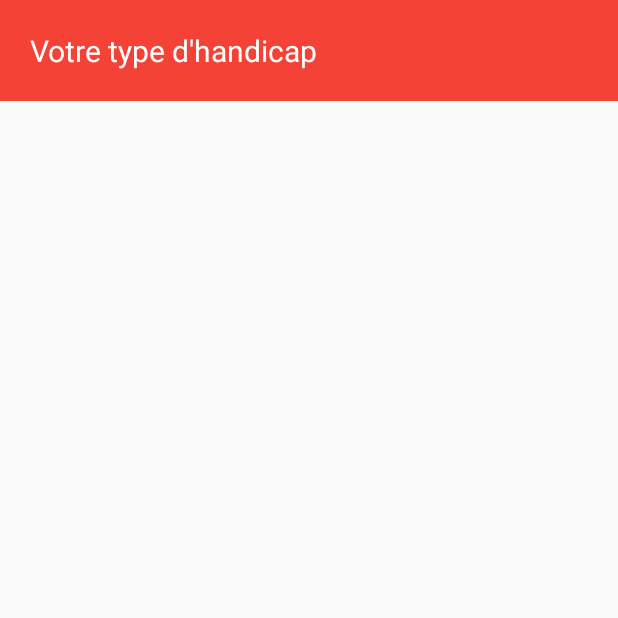
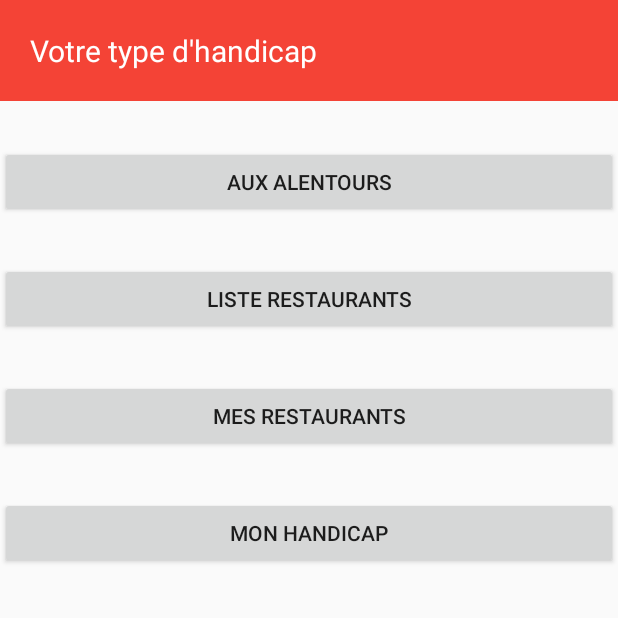
Before and after one commit to Symsystem/handiPlace, an Android app: the screen it shows after launch (MenuActivity), on a phone screen of 412 x 824 dp, the top half of it. Run offline under Robolectric (Android 15) with nearby library versions, the light colour scheme and no system bars; our stand-ins replace ButterKnife.

Commit message:
ajout de ButterKnife

```diff
--- a/app/build.gradle
+++ b/app/build.gradle
@@ -23,4 +23,5 @@ dependencies {
     compile fileTree(dir: 'libs', include: ['*.jar'])
     compile 'com.android.support:appcompat-v7:21.0.3'
     compile 'com.joanzapata.android:android-iconify:1.0.9'
+    compile 'com.jakewharton:butterknife:6.1.0'
 }
--- a/app/src/main/java/com/hackathon/handiplace/activities/MenuActivity.java
+++ b/app/src/main/java/com/hackathon/handiplace/activities/MenuActivity.java
@@ -5,13 +5,22 @@ import android.os.Bundle;
 import android.view.Menu;
 import android.view.MenuItem;
 import android.support.v7.widget.Toolbar;
+import android.widget.Button;
 
 import com.hackathon.handiplace.R;
+
+import butterknife.InjectView;
 
 
 public class MenuActivity extends ActionBarActivity {
 
     Toolbar mToolbar;
+
+    @InjectView(R.id.restoLocationButton) Button mRestoLocation;
+    @InjectView(R.id.restoListButton) Button mRestoList;
+    @InjectView(R.id.restoFavorisButton) Button mRestoFavoris;
+    @InjectView(R.id.typeHandicapButton) Button mTypeHandicap;
+
     @Override
     protected void onCreate(Bundle savedInstanceState) {
         super.onCreate(savedInstanceState);
--- a/app/src/main/res/layout/activity_main.xml
+++ b/app/src/main/res/layout/activity_main.xml
@@ -8,4 +8,43 @@
     <include
         layout="@layout/toolbar"
         android:id="@+id/toolbar" />
+
+    <LinearLayout
+        android:orientation="vertical"
+        android:layout_width="match_parent"
+        android:layout_height="wrap_content"
+        android:layout_below="@+id/toolbar"
+        android:layout_alignParentLeft="true"
+        android:layout_alignParentStart="true">
+
+        <Button
+            android:layout_width="match_parent"
+            android:layout_height="wrap_content"
+            android:text="@string/resto_location_button"
+            android:id="@+id/restoLocationButton"
+            android:layout_marginTop="30dp"/>
+
+        <Button
+            android:layout_width="match_parent"
+            android:layout_height="wrap_content"
+            android:text="@string/resto_list_button"
+            android:id="@+id/restoListButton"
+            android:layout_marginTop="30dp"/>
+
+        <Button
+            android:layout_width="match_parent"
+            android:layout_height="wrap_content"
+            android:text="@string/resto_favoris_button"
+            android:id="@+id/restoFavorisButton"
+            android:layout_marginTop="30dp"/>
+
+        <Button
+            android:layout_width="match_parent"
+            android:layout_height="wrap_content"
+            android:text="@string/type_handicap_button"
+            android:id="@+id/typeHandicapButton"
+            android:layout_marginTop="30dp"/>
+    </LinearLayout>
+
+
 </RelativeLayout>
--- a/app/src/main/res/values/strings.xml
+++ b/app/src/main/res/values/strings.xml
@@ -8,4 +8,9 @@
     <string name="list_item_resto_type">Type du restaurant</string>
 
     <string name="disabled_type_title">Votre type d\'handicap</string>
+
+    <string name="resto_location_button">Aux alentours</string>
+    <string name="resto_list_button">Liste restaurants</string>
+    <string name="resto_favoris_button">Mes restaurants</string>
+    <string name="type_handicap_button">Mon handicap</string>
 </resources>
```
Also changed, not shown: 1 other file.
